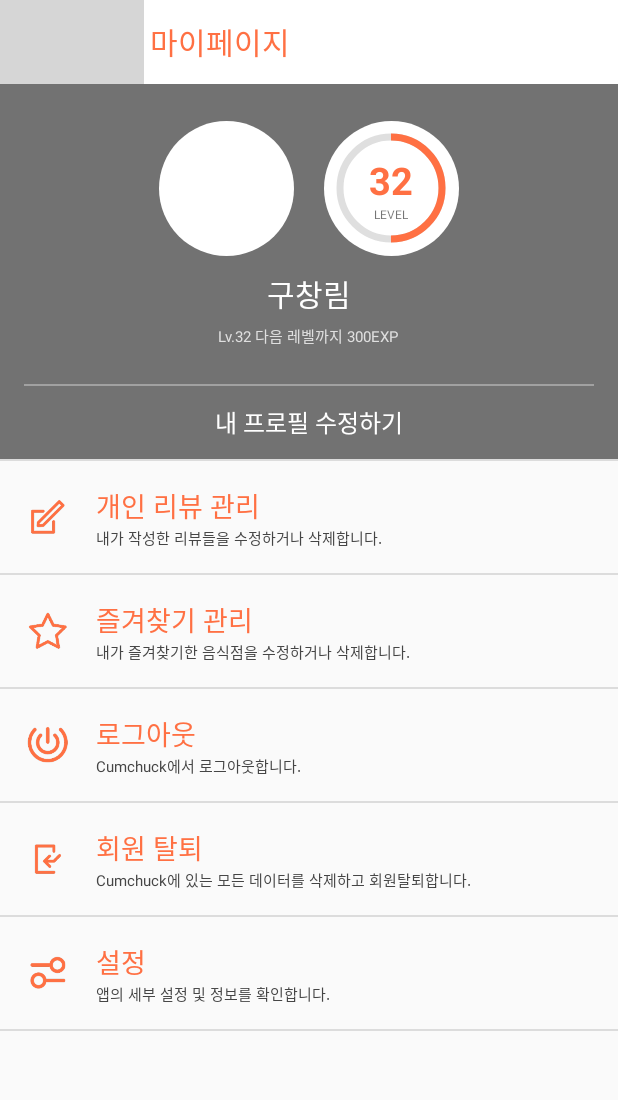
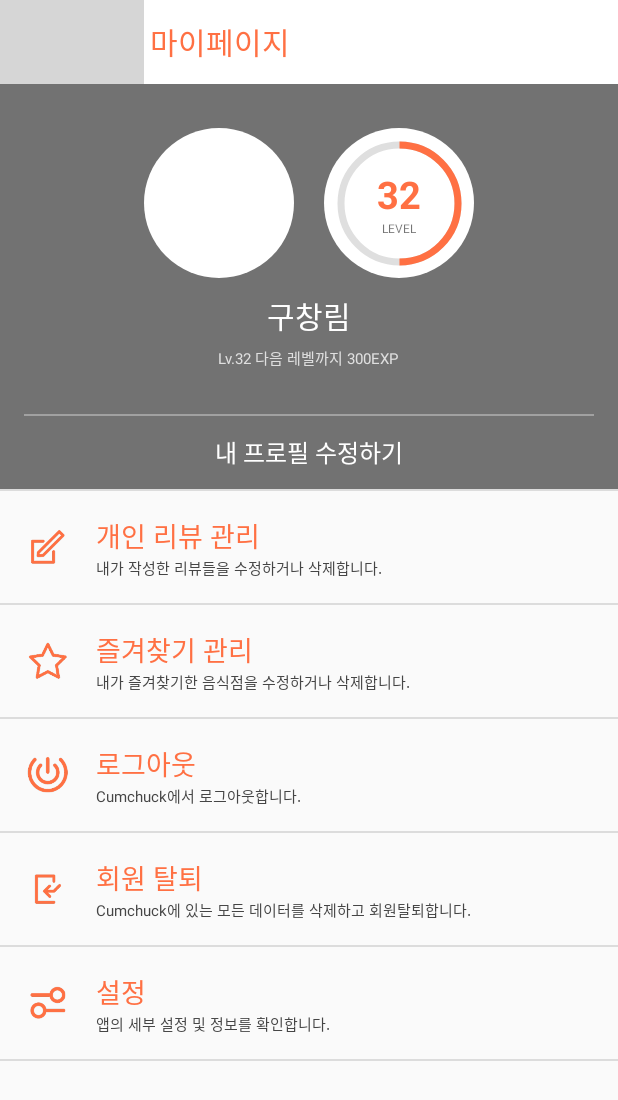
Before and after one commit to LumihanaStudio/CumChuck, an Android app: the MyPageActivity screen opened directly, with no data from a screen before it, on a phone screen of 412 x 824 dp. Shown: the top 1100 px of the screen. Run offline under Robolectric (Android 15) with nearby library versions, the phone set to English and light mode, and no system bars; our stand-ins replace CircleImageView, Volley; libraries missing offline, so code that uses them is left out: com.afollestad.materialdialogs, com.facebook, com.facebook.login; pictures from the network do not load; 8 statements that could not run were skipped; grey boxes are pictures that could not be loaded.

Commit message:
fix MyPageActivity Image Load Crash, Size Error. Closes #9

```diff
--- a/app/src/main/java/kr/edcan/cumchuck/activity/AuthActivity.java
+++ b/app/src/main/java/kr/edcan/cumchuck/activity/AuthActivity.java
@@ -170,7 +170,6 @@ public class AuthActivity extends AppCompatActivity {
                         case 200:
                             TwitterUser user = response.body();
                             dataManager.saveTwitterUserInfo(user);
-                            CumChuckHelper.log(AuthActivity.this.getLocalClassName(), user.toString());
                             startActivity(new Intent(AuthActivity.this, MainActivity.class));
                             Toast.makeText(AuthActivity.this, user.content.name + " 님 안녕하세요!", Toast.LENGTH_SHORT).show();
                             finish();
--- a/app/src/main/java/kr/edcan/cumchuck/activity/MyPageActivity.java
+++ b/app/src/main/java/kr/edcan/cumchuck/activity/MyPageActivity.java
@@ -25,6 +25,7 @@ import com.afollestad.materialdialogs.MaterialDialog;
 import com.android.volley.toolbox.ImageLoader;
 import com.facebook.login.LoginManager;
 
+import java.net.MalformedURLException;
 import java.util.ArrayList;
 
 import kr.edcan.cumchuck.R;
@@ -96,7 +97,13 @@ public class MyPageActivity extends AppCompatActivity {
         profileImageView = (RoundImageView) headerView.findViewById(R.id.mypage_profile_image);
         changeProfile = (TextView) headerView.findViewById(R.id.mypage_change_profile);
         expProgress = (SeekArc) headerView.findViewById(R.id.mypage_show_exp);
-        profileImageView.setImageUrl(user.getProfileurl(), ImageSingleTon.getInstance(this).getImageLoader());
+        try {
+            profileImageView.setImageUrl((user.getUserType() == 0) ? CumChuckHelper.convertFacebookImgSize(user.getId(), 2) : CumChuckHelper.convertTwitterImgSize(user.getProfileurl(), 3), ImageSingleTon.getInstance(this).getImageLoader());
+            CumChuckHelper.log(this.getLocalClassName(), CumChuckHelper.convertTwitterImgSize(user.getProfileurl(), 3));
+        } catch (MalformedURLException e) {
+            e.printStackTrace();
+            CumChuckHelper.log(this.getLocalClassName(), e.getMessage());
+        }
         profileImageView.addOnLayoutChangeListener(new View.OnLayoutChangeListener() {
             @Override
             public void onLayoutChange(View view, int i, int i1, int i2, int i3, int i4, int i5, int i6, int i7) {
--- a/app/src/main/java/kr/edcan/cumchuck/utils/CumChuckHelper.java
+++ b/app/src/main/java/kr/edcan/cumchuck/utils/CumChuckHelper.java
@@ -62,16 +62,18 @@ public class CumChuckHelper {
         * normal 1
         * bigger 2
          * origin 3*/
-            if (!url.contains("bps.twimg.com/profile_images/"))
+            CumChuckHelper.log("helper", url);
+            if (!url.contains("pbs.twimg.com/profile_images/"))
                 throw new MalformedURLException("Not Well-formed Twitter Image Url");
             else {
                 String[] originUrl = url.split("_");
                 String[] typeReplace = {"_mini", "_normal", "_bigger", ""};
                 String result = "";
                 for (int i = 0; i < originUrl.length - 1; i++) {
+                    if (i != 0 && i != originUrl.length - 1) result += "_";
                     result += originUrl[i];
                 }
-                result += typeReplace[type] + ".png";
+                result += typeReplace[type] + ".jpg";
                 return result;
             }
         }
--- a/app/src/main/res/layout/mypage_listview_header.xml
+++ b/app/src/main/res/layout/mypage_listview_header.xml
@@ -1,5 +1,5 @@
 <FrameLayout android:layout_width="match_parent"
-    android:layout_height="250dp"
+    android:layout_height="270dp"
     xmlns:android="http://schemas.android.com/apk/res/android"
     xmlns:seekarc="http://schemas.android.com/apk/res-auto">
 
@@ -21,7 +21,7 @@
 
         <RelativeLayout
             android:layout_width="match_parent"
-            android:layout_height="200dp">
+            android:layout_height="220dp">
 
             <LinearLayout
                 android:layout_width="wrap_content"
@@ -36,8 +36,8 @@
                     android:orientation="horizontal">
 
                     <RelativeLayout
-                        android:layout_width="90dp"
-                        android:layout_height="90dp">
+                        android:layout_width="100dp"
+                        android:layout_height="100dp">
 
                         <ImageView
                             android:layout_width="match_parent"
@@ -54,8 +54,8 @@
                     </RelativeLayout>
 
                     <RelativeLayout
-                        android:layout_width="90dp"
-                        android:layout_height="90dp"
+                        android:layout_width="100dp"
+                        android:layout_height="100dp"
                         android:layout_marginLeft="20dp">
 
                         <ImageView
```
